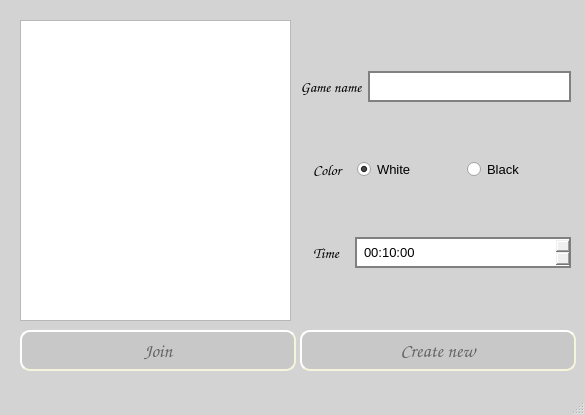
NoIdeaForMyName/chess_multiplayer, file lobby.ui: the form before one commit.
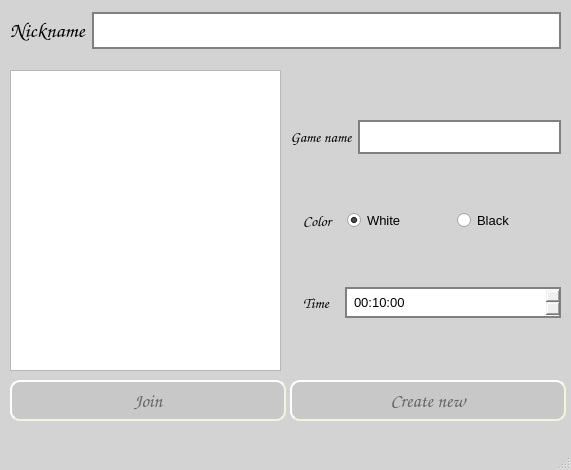
The form after the commit.

Commit message: Added nickname text field and changed some fonts

```diff
--- a/lobby.ui
+++ b/lobby.ui
@@ -6,8 +6,8 @@
    <rect>
     <x>0</x>
     <y>0</y>
-    <width>585</width>
-    <height>415</height>
+    <width>571</width>
+    <height>470</height>
    </rect>
   </property>
   <property name="windowTitle">
@@ -47,18 +47,28 @@
 QLineEdit {
 	border: 2px solid gray;
 	padding: 5px;
+}
+
+QListWidget:item {
+    background-color: rgb(28, 255, 39);
 }</string>
   </property>
   <widget class="QWidget" name="centralwidget">
    <widget class="QListWidget" name="game_list">
     <property name="geometry">
      <rect>
-      <x>20</x>
-      <y>20</y>
+      <x>10</x>
+      <y>70</y>
       <width>271</width>
       <height>301</height>
      </rect>
     </property>
+    <property name="font">
+     <font>
+      <family>Comic Sans MS</family>
+      <pointsize>11</pointsize>
+     </font>
+    </property>
     <property name="styleSheet">
      <string notr="true"/>
     </property>
@@ -69,8 +79,8 @@
     </property>
     <property name="geometry">
      <rect>
-      <x>20</x>
-      <y>330</y>
+      <x>10</x>
+      <y>380</y>
       <width>276</width>
       <height>41</height>
      </rect>
@@ -97,8 +107,8 @@
     </property>
     <property name="geometry">
      <rect>
-      <x>300</x>
-      <y>330</y>
+      <x>290</x>
+      <y>380</y>
       <width>276</width>
       <height>41</height>
      </rect>
@@ -119,8 +129,8 @@
    <widget class="QWidget" name="verticalLayoutWidget">
     <property name="geometry">
      <rect>
-      <x>300</x>
-      <y>20</y>
+      <x>290</x>
+      <y>70</y>
       <width>271</width>
       <height>301</height>
      </rect>
@@ -165,7 +175,7 @@
          </property>
          <property name="font">
           <font>
-           <pointsize>10</pointsize>
+           <pointsize>11</pointsize>
           </font>
          </property>
          <property name="styleSheet">
@@ -291,6 +301,47 @@
      </item>
     </layout>
    </widget>
+   <widget class="QWidget" name="horizontalLayoutWidget">
+    <property name="geometry">
+     <rect>
+      <x>10</x>
+      <y>10</y>
+      <width>551</width>
+      <height>41</height>
+     </rect>
+    </property>
+    <layout class="QHBoxLayout" name="horizontalLayout_4">
+     <item alignment="Qt::AlignHCenter">
+      <widget class="QLabel" name="label_4">
+       <property name="font">
+        <font>
+         <family>Comic Sans MS</family>
+         <pointsize>16</pointsize>
+         <weight>75</weight>
+         <italic>true</italic>
+         <bold>true</bold>
+        </font>
+       </property>
+       <property name="text">
+        <string>Nickname</string>
+       </property>
+      </widget>
+     </item>
+     <item>
+      <widget class="QLineEdit" name="nickname">
+       <property name="font">
+        <font>
+         <family>Comic Sans MS</family>
+         <pointsize>12</pointsize>
+        </font>
+       </property>
+       <property name="text">
+        <string/>
+       </property>
+      </widget>
+     </item>
+    </layout>
+   </widget>
   </widget>
   <widget class="QMenuBar" name="menubar">
    <property name="geometry">
```
Left out of the diff: 2 changed lines with no effect on the pictures.
